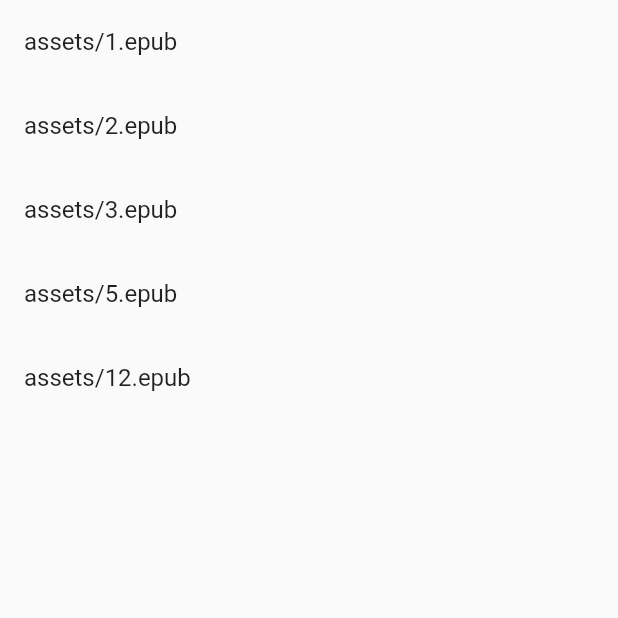
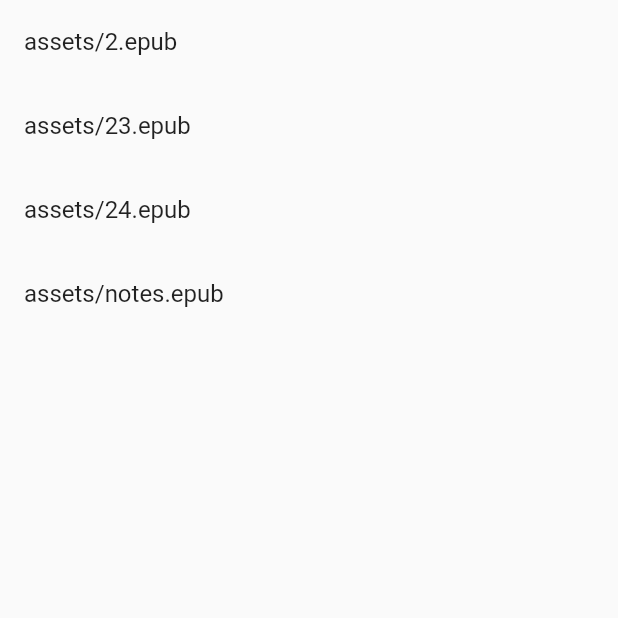
Before and after one commit to maxnemoy/epub, a Flutter app: the screen it shows after launch, on a phone screen of 412 x 824 dp, the top half of it. Run offline on Flutter 3.47's test engine with Material 2 defaults, Android fonts, the light colour scheme and no system bars; our stand-ins replace equatable, flutter_html, rxdart, scrollable_positioned_list; missing offline and left inert: epubx.

Commit message:
show notes from another source

```diff
--- a/lib/main.dart
+++ b/lib/main.dart
@@ -19,15 +19,34 @@ class App extends StatelessWidget {
 }
 
 const List<String> books = [
-  "assets/1.epub", //broken
-  "assets/2.epub",
-  "assets/3.epub",
-  "assets/5.epub",
-  "assets/12.epub", //broken
+  "assets/2.epub", //full
+  "assets/23.epub", // 23 Temmuz
+  "assets/24.epub", // 24 Temmuz
+  "assets/notes.epub", // notes
   ];
 
-class BookList extends StatelessWidget {
+class BookList extends StatefulWidget {
   const BookList({ Key? key }) : super(key: key);
+
+  @override
+  State<BookList> createState() => _BookListState();
+}
+
+class _BookListState extends State<BookList> {
+late EpubController _epubNotes;
+@override
+void initState() {
+    final notesBook =  _loadFromAssets("assets/notes.epub");
+    _epubNotes = EpubController(
+    document: EpubReader.readBook(notesBook),
+  );
+  super.initState();
+}
+
+  Future<Uint8List> _loadFromAssets(String assetName) async {
+    final bytes = await rootBundle.load(assetName);
+    return bytes.buffer.asUint8List();
+  }
 
   @override
   Widget build(BuildContext context) {
@@ -36,7 +55,7 @@ class BookList extends StatelessWidget {
         children: books.map((e) => ListTile(
           title: Text(e),
           onTap: (){
-            Navigator.of(context).push(MaterialPageRoute(builder: (context)=> ViewPage(bookPath: e,)));
+            Navigator.of(context).push(MaterialPageRoute(builder: (context)=> ViewPage(bookPath: e, epubNotes: _epubNotes,)));
           },
         )).toList(),
       ),
@@ -46,8 +65,9 @@ class BookList extends StatelessWidget {
 
 
 class ViewPage extends StatefulWidget {
-  const ViewPage({Key? key, required this.bookPath}) : super(key: key);
+  const ViewPage({Key? key, required this.bookPath, required this.epubNotes}) : super(key: key);
   final String bookPath;
+  final EpubController epubNotes;
 
   @override
   _ViewPageState createState() => _ViewPageState();
@@ -55,6 +75,8 @@ class ViewPage extends StatefulWidget {
 
 class _ViewPageState extends State<ViewPage> {
   late EpubController _epubReaderController;
+  late String title;
+
 
   @override
   void initState() {
@@ -62,8 +84,10 @@ class _ViewPageState extends State<ViewPage> {
     _epubReaderController = EpubController(
       document: EpubReader.readBook(loadedBook),
     );
+
     super.initState();
   }
+
 
   @override
   void dispose() {
@@ -78,10 +102,15 @@ class _ViewPageState extends State<ViewPage> {
 
   @override
   Widget build(BuildContext context) => Scaffold(
+    appBar: AppBar(
+      actions: [IconButton(onPressed: (){}, icon: const Icon(Icons.calendar_today))],
+      title: Column(children: [
+      const Text("Мишне Тора. Книга любовь.", style: TextStyle(fontSize: 16),),
+      Text("23 тамуз 5181 - 3 июль 2021", style: Theme.of(context).textTheme.caption,)
+    ]), centerTitle: true),
         body: EpubView(
           hideElements: const ["_idFootnote", "_idFootnotes"],
           onInternalLinkLoad: (isLoad){
-            print("SHEET LOADED: $isLoad");
           },
           onInternalLinkPressed: (refIndex, text) {
               showResizableBottomSheet(
@@ -91,6 +120,7 @@ class _ViewPageState extends State<ViewPage> {
                           title: "Примечание $refIndex", body: Text(text))));
           },
           controller: _epubReaderController,
+          notesController: widget.epubNotes,
           dividerBuilder: (_) => const Divider(),
         ),
       );
```
Also changed, not shown: packages/epub_view/lib/src/epub_view.dart (+28 -2 lines), 7 other files.
